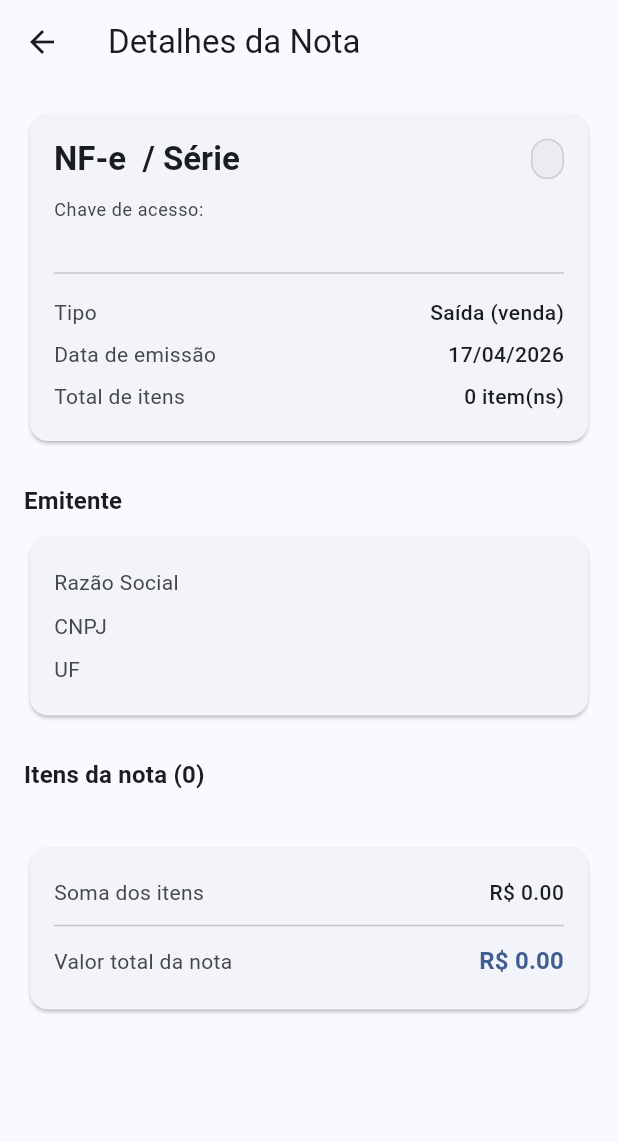
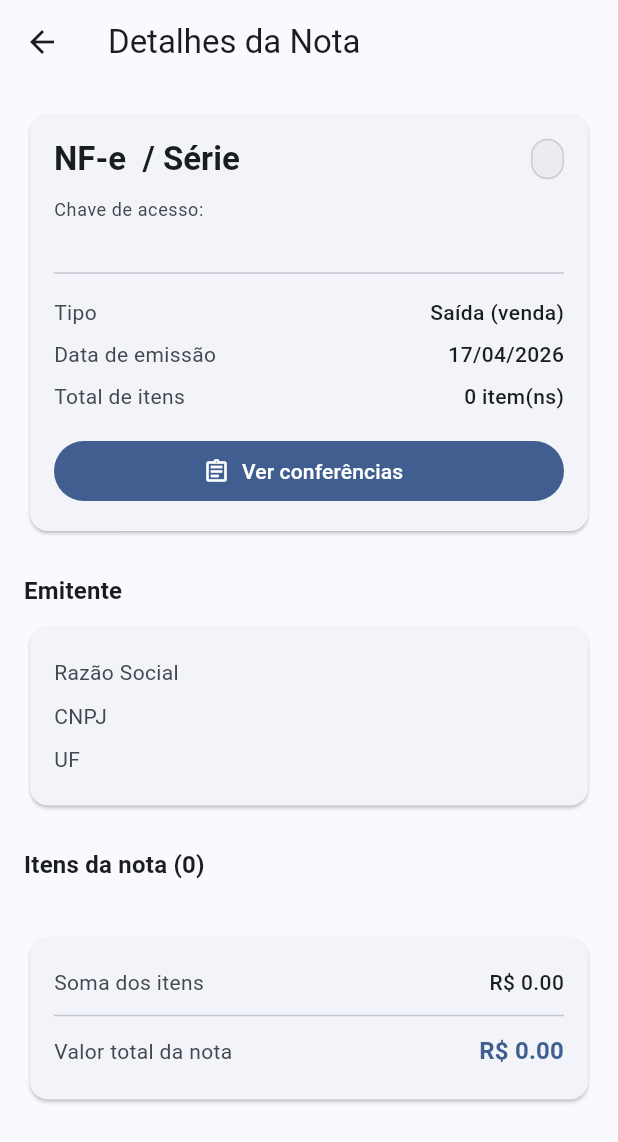
Before and after one commit to Leoras-gg/erp-modular, a Flutter app: the NotaDetalheScreen screen opened directly with empty values, on a phone screen of 412 x 824 dp. Shown: the top 1142 px of the screen. Run offline on Flutter 3.47's test engine with Material 3 defaults, Android fonts, the phone set to English and light mode, and no system bars; our stand-ins replace file_picker, flutter_riverpod, go_router, shared_preferences, supabase_flutter; accounts and stored records are empty.

Commit message:
feat(conferencia): conecta rotas e botão de acesso à conferência na tela de detalhes

```diff
--- a/lib/features/notas/presentation/nota_detalhe_screen.dart
+++ b/lib/features/notas/presentation/nota_detalhe_screen.dart
@@ -189,6 +189,17 @@ class _CabecalhoNota extends StatelessWidget {
               label: 'Total de itens',
               valor: '${nota.totalItens} item(ns)',
             ),
+            // Após os _LinhaDado existentes, adiciona:
+const SizedBox(height: 12),
+SizedBox(
+  width: double.infinity,
+  child: FilledButton.icon(
+    onPressed: () =>
+        context.push('/notas/${nota.id}/conferencias'),
+    icon: const Icon(Icons.assignment_outlined),
+    label: const Text('Ver conferências'),
+  ),
+),
           ],
         ),
       ),
```
Also changed, not shown: lib/core/router.dart (+21 -0 lines).
